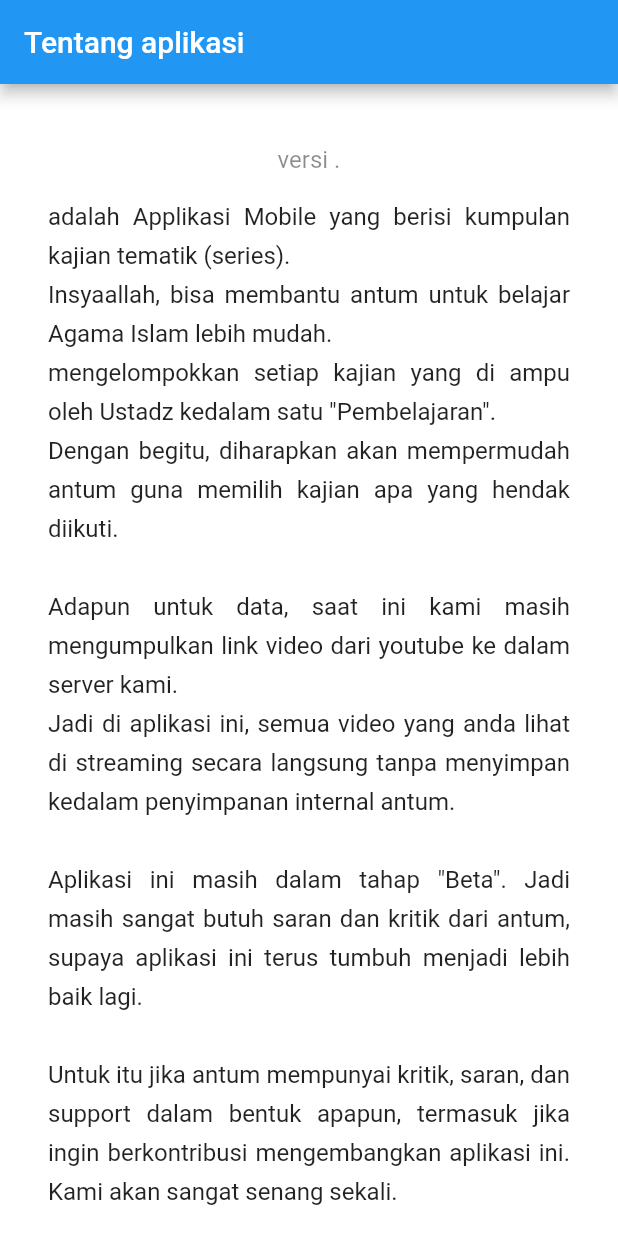
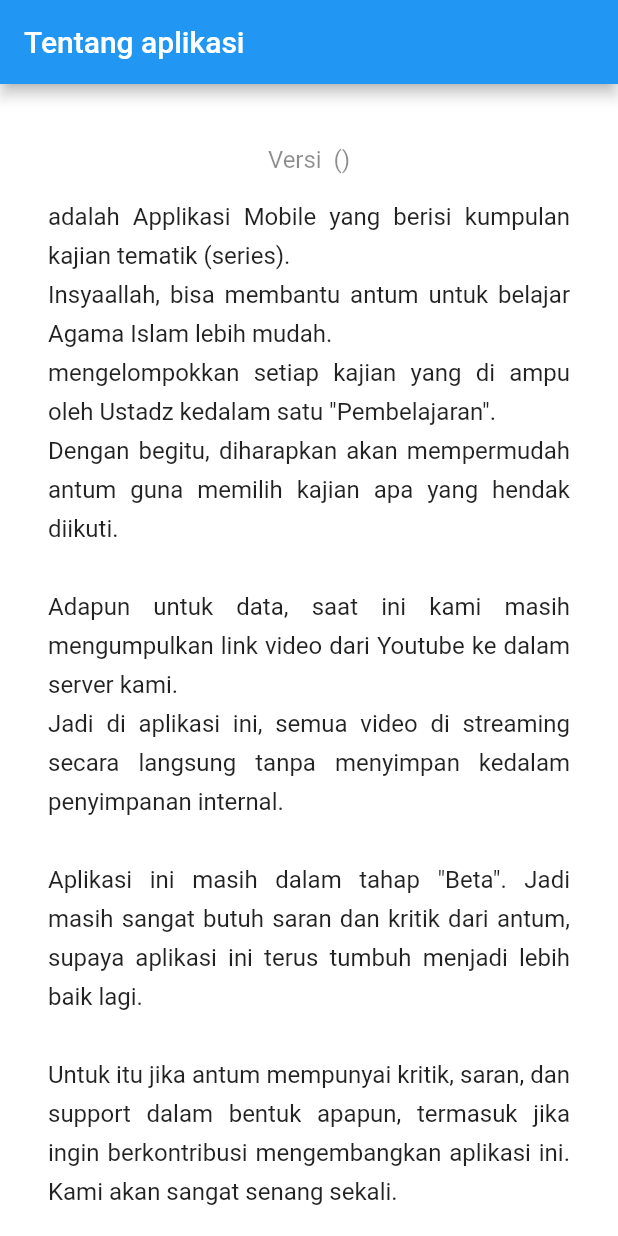
Before and after one commit to rohmad-st/kajianapp_flutter, a Flutter app: the About screen opened directly with empty values, on a phone screen of 412 x 824 dp. Run offline on Flutter 3.47's test engine with Material 2 defaults, Android fonts, the phone set to English and light mode, and no system bars; our stand-ins replace connectivity, package_info, youtube_player_flutter; network calls fail.

Commit message:
update chapter grid view

```diff
--- a/lib/screens/about.dart
+++ b/lib/screens/about.dart
@@ -47,7 +47,7 @@ class _AboutState extends State<About> {
                   ),
                 ),
                 Text(
-                  'versi ${widget.version}.${widget.buildNumber}',
+                  'Versi ${widget.version} (${widget.buildNumber})',
                   textAlign: TextAlign.center,
                   style: TextStyle(
                     color: Colors.black45,
@@ -64,8 +64,8 @@ class _AboutState extends State<About> {
                       'Insyaallah, bisa membantu antum untuk belajar Agama Islam lebih mudah.\n'
                       '${widget.appName} mengelompokkan setiap kajian yang di ampu oleh Ustadz kedalam satu "Pembelajaran".\n'
                       'Dengan begitu, diharapkan akan mempermudah antum guna memilih kajian apa yang hendak diikuti.\n\n'
-                      'Adapun untuk data, saat ini kami masih mengumpulkan link video dari youtube ke dalam server kami.\n'
-                      'Jadi di aplikasi ini, semua video yang anda lihat di streaming secara langsung tanpa menyimpan kedalam penyimpanan internal antum.\n\n'
+                      'Adapun untuk data, saat ini kami masih mengumpulkan link video dari Youtube ke dalam server kami.\n'
+                      'Jadi di aplikasi ini, semua video di streaming secara langsung tanpa menyimpan kedalam penyimpanan internal.\n\n'
                       'Aplikasi ini masih dalam tahap "Beta". '
                       'Jadi masih sangat butuh saran dan kritik dari antum, supaya aplikasi ini terus tumbuh menjadi lebih baik lagi.\n\n'
                       'Untuk itu jika antum mempunyai kritik, saran, dan support dalam bentuk apapun, termasuk jika ingin berkontribusi mengembangkan aplikasi ini. '
--- a/lib/widgets/chapter_grid.dart
+++ b/lib/widgets/chapter_grid.dart
@@ -1,3 +1,4 @@
+import 'package:flutter/cupertino.dart';
 import 'package:flutter/material.dart';
 import 'package:kajianapp/models/chapter.dart';
 import 'package:kajianapp/screens/chapter.dart' as Screens;
@@ -9,6 +10,7 @@ class ChapterGrid extends StatelessWidget {
   @override
   Widget build(BuildContext context) {
     return Column(
+      mainAxisSize: MainAxisSize.max,
       children: <Widget>[
         Container(
           height: 180,
```
Also changed, not shown: lib/screens/chapters_by_category.dart (+11 -3 lines), lib/widgets/bottom_menu.dart (+2 -6 lines).
